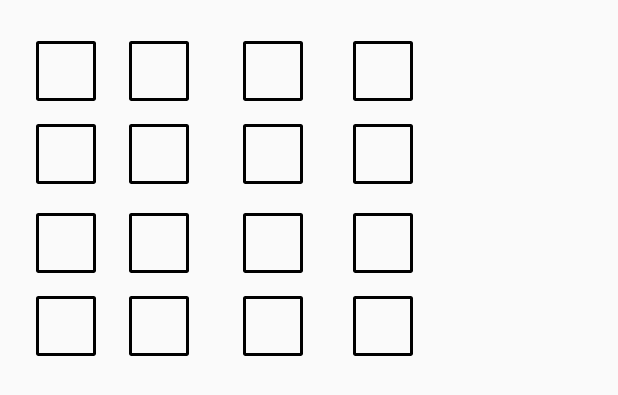
After one commit to aryan9/WiFiRSSIMapper, an Android app: the layout activity_map.xml on its own in the app's theme, with its tools: preview values and no code run, on a phone screen of 412 x 824 dp. The commit adds this screen. Shown: the top 395 px of the screen. Run offline under Robolectric (Android 15) with nearby library versions, the phone set to English and light mode, and no system bars.

Commit message:
Sample Map Activity added

```diff
--- /dev/null
+++ b/app/src/main/res/drawable/rectangle.xml
@@ -0,0 +1,6 @@
+<?xml version="1.0" encoding="utf-8"?>
+<shape xmlns:android="http://schemas.android.com/apk/res/android" android:shape="rectangle">
+    <solid android:color="@android:color/transparent"/>
+    <corners android:radius="1px"/>
+    <stroke  android:width="2dip" android:color="#000000"/>
+</shape>
--- a/app/src/main/res/layout/activity_main.xml
+++ b/app/src/main/res/layout/activity_main.xml
@@ -121,4 +121,15 @@
         android:inputType="number"
         app:layout_constraintLeft_toLeftOf="parent"
         app:layout_constraintTop_toTopOf="parent" />
+
+    <Button
+        android:id="@+id/button2"
+        style="@style/Widget.AppCompat.Button.Colored"
+        android:layout_width="wrap_content"
+        android:layout_height="wrap_content"
+        android:background="@android:color/holo_red_light"
+        android:text="Open Map"
+        tools:layout_editor_absoluteX="136dp"
+        tools:layout_editor_absoluteY="447dp" />
+
 </android.support.constraint.ConstraintLayout>
--- /dev/null
+++ b/app/src/main/res/layout/activity_map.xml
@@ -0,0 +1,162 @@
+<?xml version="1.0" encoding="utf-8"?>
+<RelativeLayout xmlns:android="http://schemas.android.com/apk/res/android"
+    xmlns:tools="http://schemas.android.com/tools"
+    android:layout_width="match_parent"
+    android:layout_height="match_parent"
+    android:clickable="false"
+    android:orientation="vertical">
+
+
+    <ImageView
+        android:id="@+id/Box4"
+        android:layout_width="40dp"
+        android:layout_height="40dp"
+        android:layout_alignTop="@+id/Box3"
+        android:layout_marginStart="33dp"
+        android:layout_toEndOf="@+id/Box3"
+        android:clickable="true"
+        android:src="@drawable/rectangle"></ImageView>
+
+    <ImageView
+        android:id="@+id/Box2"
+        android:layout_width="40dp"
+        android:layout_height="40dp"
+        android:layout_alignParentTop="true"
+        android:layout_marginStart="22dp"
+        android:layout_marginTop="27dp"
+        android:layout_toEndOf="@+id/rectimage2"
+        android:clickable="true"
+        android:src="@drawable/rectangle"></ImageView>
+
+    <ImageView
+        android:id="@+id/Box15"
+        android:layout_width="40dp"
+        android:layout_height="40dp"
+        android:layout_alignTop="@+id/Box14"
+        android:layout_marginStart="36dp"
+        android:layout_toEndOf="@+id/Box14"
+        android:clickable="true"
+        android:src="@drawable/rectangle"></ImageView>
+
+    <ImageView
+        android:id="@+id/Box1"
+        android:layout_width="40dp"
+        android:layout_height="40dp"
+        android:layout_alignParentStart="true"
+        android:layout_alignTop="@+id/Box2"
+        android:layout_marginStart="24dp"
+        android:clickable="true"
+        android:src="@drawable/rectangle"></ImageView>
+
+    <ImageView
+        android:id="@+id/Box8"
+        android:layout_width="40dp"
+        android:layout_height="40dp"
+        android:layout_alignStart="@+id/Box12"
+        android:layout_alignTop="@+id/Box7"
+        android:clickable="true"
+        android:src="@drawable/rectangle"></ImageView>
+
+    <ImageView
+        android:id="@+id/Box6"
+        android:layout_width="40dp"
+        android:layout_height="40dp"
+        android:layout_alignStart="@+id/Box2"
+        android:layout_below="@+id/Box2"
+        android:layout_marginTop="15dp"
+        android:clickable="true"
+        android:src="@drawable/rectangle"></ImageView>
+
+    <ImageView
+        android:id="@+id/Box11"
+        android:layout_width="40dp"
+        android:layout_height="40dp"
+        android:layout_alignStart="@+id/Box7"
+        android:layout_alignTop="@+id/Box10"
+        android:clickable="true"
+        android:src="@drawable/rectangle"></ImageView>
+
+    <ImageView
+        android:id="@+id/Box13"
+        android:layout_width="40dp"
+        android:layout_height="40dp"
+        android:layout_alignStart="@+id/Box9"
+        android:layout_below="@+id/Box9"
+        android:layout_marginTop="15dp"
+        android:clickable="true"
+        android:src="@drawable/rectangle"></ImageView>
+
+    <ImageView
+        android:id="@+id/Box12"
+        android:layout_width="40dp"
+        android:layout_height="40dp"
+        android:layout_alignStart="@+id/Box4"
+        android:layout_alignTop="@+id/Box11"
+        android:clickable="true"
+        android:src="@drawable/rectangle"></ImageView>
+
+    <ImageView
+        android:id="@+id/Box10"
+        android:layout_width="40dp"
+        android:layout_height="40dp"
+        android:layout_alignStart="@+id/Box6"
+        android:layout_alignTop="@+id/Box9"
+        android:clickable="true"
+        android:src="@drawable/rectangle"></ImageView>
+
+    <ImageView
+        android:id="@+id/Box7"
+        android:layout_width="40dp"
+        android:layout_height="40dp"
+        android:layout_alignStart="@+id/Box15"
+        android:layout_alignTop="@+id/Box6"
+        android:clickable="true"
+        android:src="@drawable/rectangle"></ImageView>
+
+    <ImageView
+        android:id="@+id/Box9"
+        android:layout_width="40dp"
+        android:layout_height="40dp"
+        android:layout_alignStart="@+id/rectimage2"
+        android:layout_below="@+id/rectimage2"
+        android:layout_marginTop="19dp"
+        android:clickable="true"
+        android:src="@drawable/rectangle"></ImageView>
+
+    <ImageView
+        android:id="@+id/Box16"
+        android:layout_width="40dp"
+        android:layout_height="40dp"
+        android:layout_alignStart="@+id/Box8"
+        android:layout_alignTop="@+id/Box15"
+        android:clickable="true"
+        android:src="@drawable/rectangle"></ImageView>
+
+    <ImageView
+        android:id="@+id/Box14"
+        android:layout_width="40dp"
+        android:layout_height="40dp"
+        android:layout_alignStart="@+id/Box6"
+        android:layout_alignTop="@+id/Box13"
+        android:clickable="true"
+        android:src="@drawable/rectangle"></ImageView>
+
+    <ImageView
+        android:id="@+id/Box3"
+        android:layout_width="40dp"
+        android:layout_height="40dp"
+        android:layout_alignStart="@+id/Box11"
+        android:layout_alignTop="@+id/Box2"
+        android:clickable="true"
+        android:src="@drawable/rectangle"></ImageView>
+
+    <ImageView
+        android:id="@+id/rectimage2"
+        android:layout_width="40dp"
+        android:layout_height="40dp"
+        android:layout_alignStart="@+id/Box1"
+        android:layout_alignTop="@+id/Box6"
+        android:clickable="true"
+        android:src="@drawable/rectangle"></ImageView>
+
+</RelativeLayout>
```
Also changed, not shown: 1 other file.
